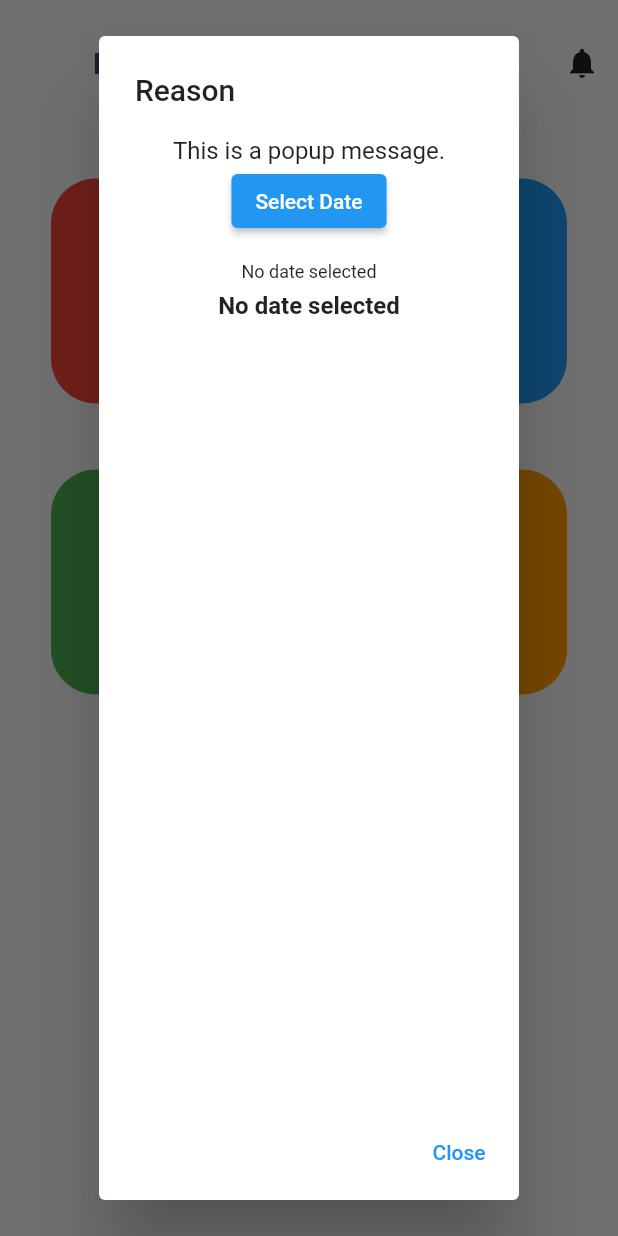
After one commit to bakht200/hrsystem, a Flutter app: the LeaveScreen screen opened directly, after a tap on "Sick", on a phone screen of 412 x 824 dp. The commit adds this screen. Run offline on Flutter 3.47's test engine with Material 2 defaults, Android fonts, the light colour scheme and no system bars; our stand-ins replace bloc, cloud_firestore, firebase_auth, firebase_core, flutter_bloc, fluttertoast and 1 more; accounts and stored records are empty; network calls fail.

Commit message:
update the code

```diff
--- a/lib/cubit/authentication/authentication_cubit.dart
+++ b/lib/cubit/authentication/authentication_cubit.dart
@@ -12,7 +12,7 @@ class AuthenticationCubit extends Cubit<AuthenticationState> {
   signInUser(email, password) async {
     emit(AuthenticationLoading());
     try {
-      UserCredential userCredential = await FirebaseAuth.instance
+      await FirebaseAuth.instance
           .signInWithEmailAndPassword(email: email, password: password);
       emit(AuthenticationSuccess());
     } on FirebaseAuthException catch (e) {
--- /dev/null
+++ b/lib/view/leave.dart
@@ -0,0 +1,251 @@
+import 'package:flutter/material.dart';
+import 'package:intl/intl.dart';
+
+class MyTextField extends StatelessWidget {
+  @override
+  Widget build(BuildContext context) {
+    return TextField(
+      decoration: InputDecoration(
+        labelText: 'Reason',
+        hintText: "Enter the reason why you would like a leave",
+        border: OutlineInputBorder(),
+      ),
+    );
+  }
+}
+
+class MyDatePicker extends StatefulWidget {
+  @override
+  _MyDatePickerState createState() => _MyDatePickerState();
+}
+
+class _MyDatePickerState extends State<MyDatePicker> {
+  DateTime? selectedDate;
+  TextEditingController? _dateController;
+  @override
+  void initState() {
+    super.initState();
+    _dateController = TextEditingController();
+  }
+
+  Future<void> _selectDate(BuildContext context) async {
+    final DateTime? picked = await showDatePicker(
+      context: context,
+      initialDate: DateTime.now(),
+      firstDate: DateTime.now(),
+      lastDate: DateTime(2024),
+    );
+
+    if (picked != null && picked != selectedDate) {
+      setState(() {
+        selectedDate = picked;
+        _dateController?.text = DateFormat('dd-MM-yyyy').format(selectedDate!);
+      });
+    }
+  }
+
+  @override
+  Widget build(BuildContext context) {
+    return Column(
+      mainAxisAlignment: MainAxisAlignment.center,
+      children: <Widget>[
+        ElevatedButton(
+          onPressed: () => _selectDate(context),
+          child: Text('Select Date'),
+        ),
+        SizedBox(height: 16.0),
+        Text(
+          selectedDate != null ? 'Selected Date: ' : 'No date selected',
+          style: TextStyle(fontSize: 12),
+        ),
+        SizedBox(
+          height: 6,
+        ),
+        Text(
+          selectedDate != null
+              ? '${DateFormat('yMMMEd').format(selectedDate!)}'
+              : 'No date selected',
+          style: TextStyle(fontWeight: FontWeight.bold),
+        ),
+      ],
+    );
+  }
+}
+
+class MyPopup extends StatelessWidget {
+  @override
+  Widget build(BuildContext context) {
+    return ElevatedButton(
+      onPressed: () {
+        showDialog(
+          context: context,
+          builder: (BuildContext context) {
+            return AlertDialog(
+              title: Text('Reason'),
+              content: Column(
+                children: [
+                  Text('This is a popup message.'),
+                  MyDatePicker(),
+                ],
+              ),
+              actions: [
+                TextButton(
+                  onPressed: () {
+                    Navigator.of(context).pop();
+                  },
+                  child: Text('Confirm'),
+                ),
+              ],
+            );
+          },
+        );
+      },
+      child: Text('Show Popup'),
+    );
+  }
+}
+
+class LeaveScreen extends StatefulWidget {
+  const LeaveScreen({super.key});
+
+  @override
+  State<LeaveScreen> createState() => _LeaveScreenState();
+}
+
+class _LeaveScreenState extends State<LeaveScreen> {
+  Color _backgroundColor = Colors.grey;
+
+  void changeBackgroundColor() {
+    setState(() {
+      _backgroundColor =
+          _backgroundColor == Colors.grey ? Colors.blue : Colors.grey;
+    });
+  }
+
+  @override
+  Widget build(BuildContext context) {
+    return Scaffold(
+      backgroundColor: Color.fromARGB(255, 244, 244, 244),
+      body: SafeArea(
+        child: Padding(
+          padding: const EdgeInsets.all(12.0),
+          child: Column(
+            children: [
+              const SizedBox(
+                height: 10,
+              ),
+              Row(
+                mainAxisAlignment: MainAxisAlignment.spaceBetween,
+                children: [
+                  Row(
+                    children: [
+                      CircleAvatar(
+                        radius: 20.0,
+                        backgroundImage: NetworkImage(
+                            'https://images.unsplash.com/photo-1438761681033-6461ffad8d80?ixlib=rb-4.0.3&ixid=M3wxMjA3fDB8MHxzZWFyY2h8Mnx8cGVyc29ufGVufDB8fDB8fHww&w=1000&q=80'),
+                        backgroundColor: Colors.transparent,
+                      ),
+                      SizedBox(
+                        width: 10,
+                      ),
+                      Text(
+                        'Request Leave',
+                        style: TextStyle(
+                            fontSize: 20,
+                            color: Color(0xFF30475E),
+                            fontWeight: FontWeight.bold),
+                      )
+                    ],
+                  ),
+                  Icon(Icons.notifications)
+                ],
+              ),
+              SizedBox(
+                height: 4,
+              ),
+              Text(
+                "State the reason for taking a leave",
+                style: TextStyle(fontSize: 18, fontWeight: FontWeight.bold),
+              ),
+              SizedBox(
+                height: 10,
+              ),
+              GridView.count(
+                scrollDirection: Axis.vertical,
+                shrinkWrap: true,
+                crossAxisCount: 2, // Number of columns
+                children: <Widget>[
+                  buildSquareButton(Colors.red, Icons.star, ("Sick")),
+                  buildSquareButton(Colors.blue, Icons.favorite, ("Sick")),
+                  buildSquareButton(Colors.green, Icons.thumb_up, ("Sick")),
+                  buildSquareButton(Colors.orange, Icons.thumb_down, ("Sick")),
+                ],
+              ),
+            ],
+          ),
+        ),
+      ),
+    );
+  }
+
+  Widget buildSquareButton(Color color, IconData icon, String reason) {
+    return GestureDetector(
+      onTap: () {
+        showDialog(
+          context: context,
+          builder: (BuildContext context) {
+            return AlertDialog(
+              title: Text('Reason'),
+              content: Column(
+                children: [
+                  Text('This is a popup message.'),
+                  MyDatePicker(),
+                ],
+              ),
+              actions: [
+                TextButton(
+                  onPressed: () {
+                    Navigator.of(context).pop();
+                  },
+                  child: Text('Close'),
+                ),
+              ],
+            );
+          },
+        );
+        ;
+      },
+      child: Column(
+        mainAxisAlignment: MainAxisAlignment.center,
+        children: <Widget>[
+          Container(
+            decoration: BoxDecoration(
+                borderRadius: BorderRadius.circular(30), color: color),
+            child: Column(
+              mainAxisAlignment: MainAxisAlignment.center,
+              children: [
+                Center(
+                  child: Icon(
+                    icon,
+                    size: 48.0,
+                    color: Colors.white,
+                  ),
+                ),
+                SizedBox(
+                  height: 10,
+                ),
+                Text(
+                  reason,
+                  style: TextStyle(color: Colors.white),
+                ),
+              ],
+            ),
+            margin: EdgeInsets.all(8.0),
+            width: 150,
+            height: 150,
+          ),
+        ],
+      ),
+    );
+  }
+}
```
Also changed, not shown: lib/view/TestScreen.dart (added, +114 -0 lines), lib/view/authentication/login.dart (+0 -7 lines), lib/view/dashboard/dashboard.dart (+206 -26 lines), pubspec.yaml (+7 -2 lines), lib/view/dashboard/firebase_options.dart (added), pubspec.lock, 3 other files.
